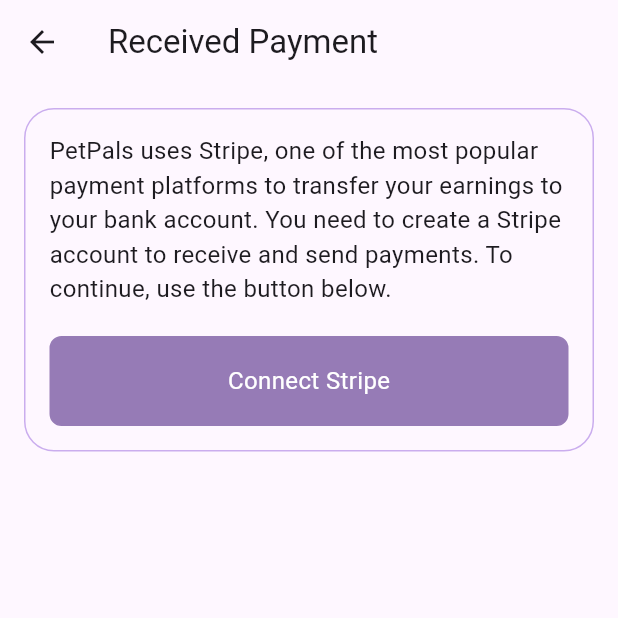
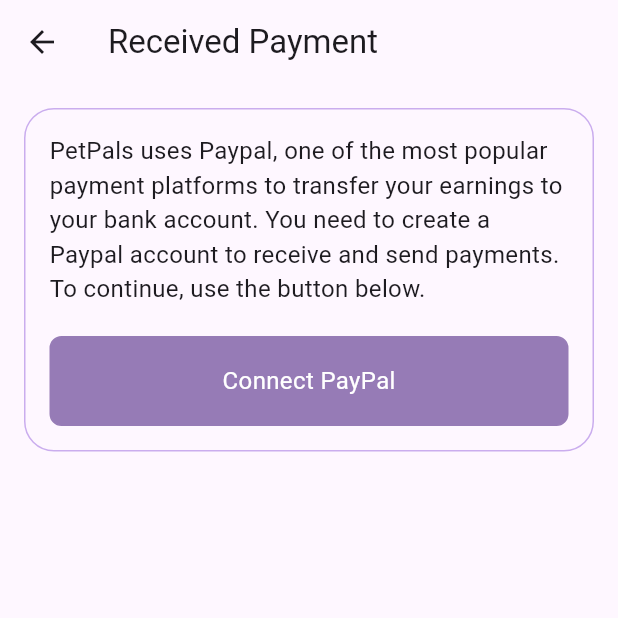
Before and after one commit to ferideberisha/PetPals, a Flutter app: the ReceivedPaymentPage screen opened directly, on a phone screen of 412 x 824 dp, the top half of it. Run offline on Flutter 3.47's test engine with Material 3 defaults, Android fonts, the phone set to English and light mode, and no system bars; our stand-ins replace cloud_firestore, firebase_auth, firebase_core, firebase_storage, flutter_datetime_picker_plus, google_fonts and 3 more; accounts and stored records are empty.

Commit message:
Update received_payments_page.dart

```diff
--- a/lib/pages/home/profile/business/receivedpayments/received_payments_page.dart
+++ b/lib/pages/home/profile/business/receivedpayments/received_payments_page.dart
@@ -30,8 +30,8 @@ class _ReceivedPaymentPageState extends State<ReceivedPaymentPage> {
                 crossAxisAlignment: CrossAxisAlignment.stretch,
                 children: [
                   const Text(
-                    'PetPals uses Stripe, one of the most popular payment platforms to transfer your earnings to your bank account. '
-                    'You need to create a Stripe account to receive and send payments. To continue, use the button below.',
+                    'PetPals uses Paypal, one of the most popular payment platforms to transfer your earnings to your bank account. '
+                    'You need to create a Paypal account to receive and send payments. To continue, use the button below.',
                     style: TextStyle(fontSize: 16.0),
                   ),
                   const SizedBox(height: 20.0),
@@ -40,7 +40,7 @@ class _ReceivedPaymentPageState extends State<ReceivedPaymentPage> {
                       onTap: () {
                         // Handle button press
                       },
-                      text: 'Connect Stripe',
+                      text: 'Connect PayPal',
                       color: const Color(0xFF967BB6),
                       textColor: Colors.white,
                       borderColor: const Color(0xFF967BB6),
```
